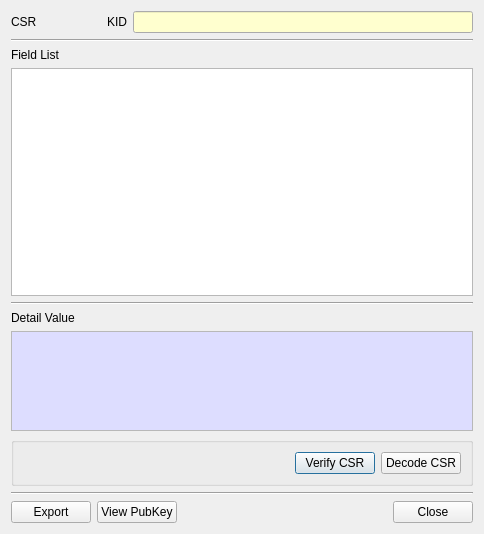
First picture: the form in BerEditor/csr_info_dlg.ui, repository jykim74/BerEditor, before the edit.
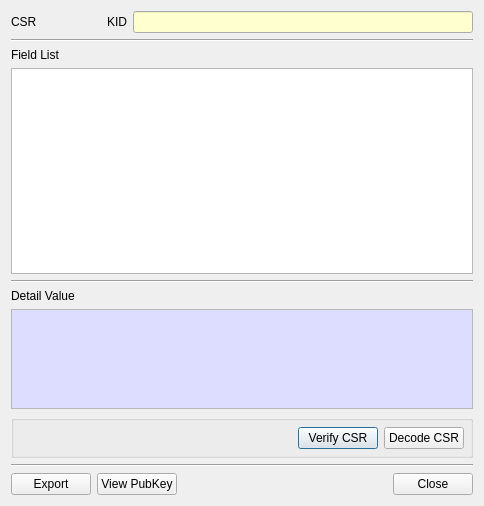
Second picture: the form after the edit.

Diff of the .ui file:
```diff
--- a/BerEditor/csr_info_dlg.ui
+++ b/BerEditor/csr_info_dlg.ui
@@ -7,7 +7,7 @@
     <x>0</x>
     <y>0</y>
     <width>484</width>
-    <height>534</height>
+    <height>506</height>
    </rect>
   </property>
   <property name="windowTitle">
@@ -194,6 +194,21 @@
       <string/>
      </property>
      <layout class="QVBoxLayout" name="verticalLayout_2">
+      <property name="spacing">
+       <number>6</number>
+      </property>
+      <property name="leftMargin">
+       <number>6</number>
+      </property>
+      <property name="topMargin">
+       <number>6</number>
+      </property>
+      <property name="rightMargin">
+       <number>6</number>
+      </property>
+      <property name="bottomMargin">
+       <number>6</number>
+      </property>
       <item>
        <layout class="QGridLayout" name="gridLayout_2">
         <property name="topMargin">
```
